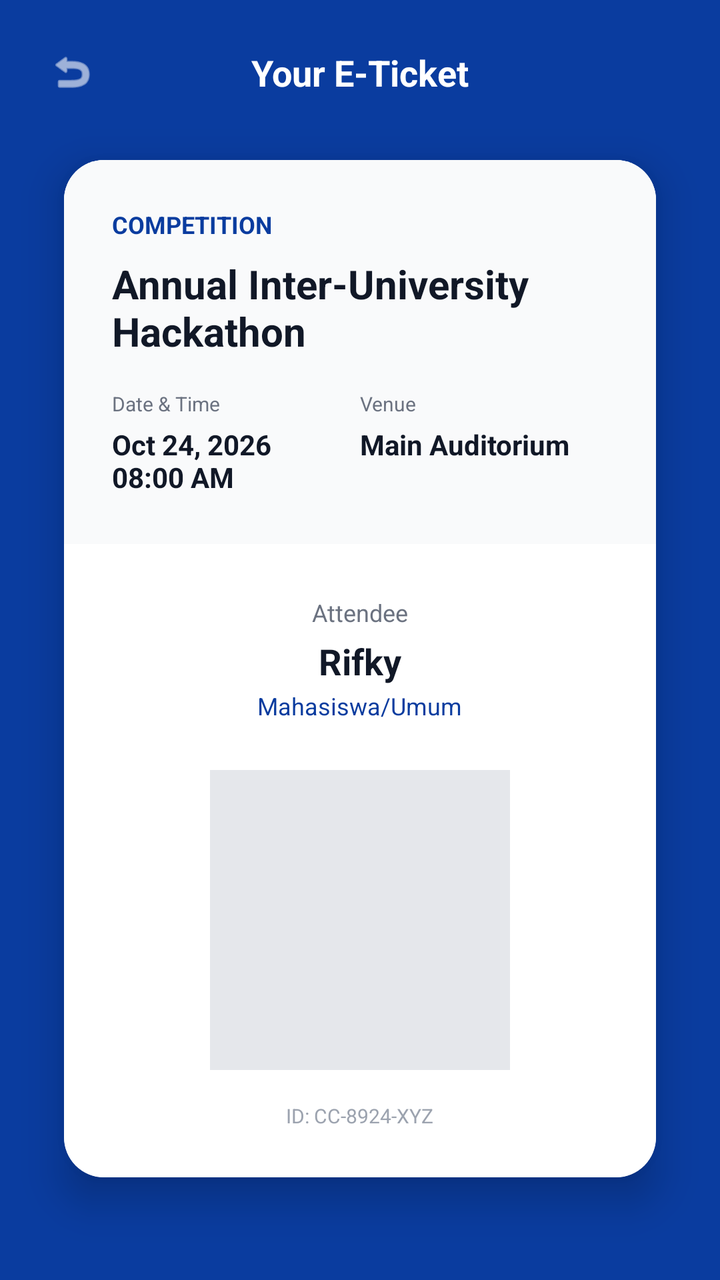
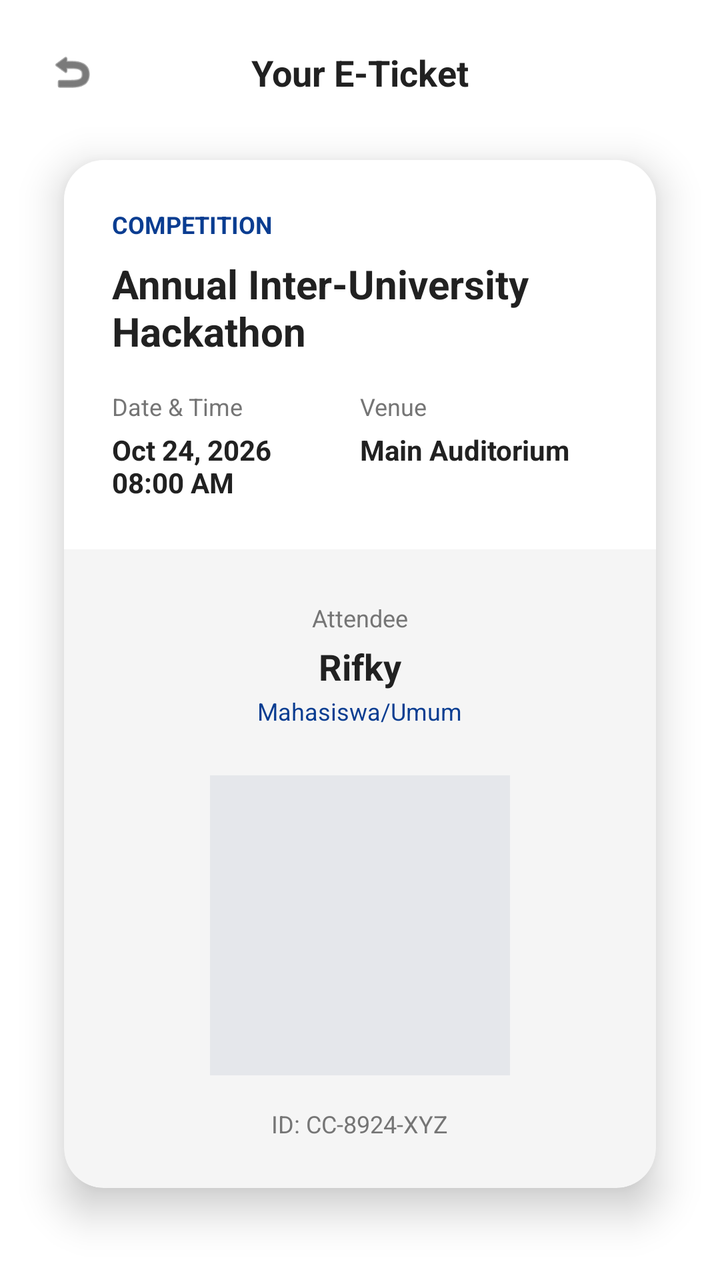

Compare the two renders of this Android layout. The source of the first and the diff that turns it into the second are given below.
<!-- AndroidManifest.xml: application theme Theme.CampusConnectProject -->
<!-- res/layout/activity_ticket.xml -->
<?xml version="1.0" encoding="utf-8"?>
<androidx.constraintlayout.widget.ConstraintLayout
    xmlns:android="http://schemas.android.com/apk/res/android"
    xmlns:app="http://schemas.android.com/apk/res-auto"
    xmlns:tools="http://schemas.android.com/tools"
    android:layout_width="match_parent"
    android:layout_height="match_parent"
    android:background="#0A3C9F"
    tools:context=".ui.mahasiswa.MyTicketActivity">

    
    <ImageView
        android:id="@+id/btnBack"
        android:layout_width="24dp"
        android:layout_height="24dp"
        android:layout_marginStart="24dp"
        android:layout_marginTop="24dp"
        android:src="@android:drawable/ic_menu_revert"
        app:tint="#FFFFFF"
        app:layout_constraintStart_toStartOf="parent"
        app:layout_constraintTop_toTopOf="parent" />

    <TextView
        android:layout_width="wrap_content"
        android:layout_height="wrap_content"
        android:text="Your E-Ticket"
        android:textColor="#FFFFFF"
        android:textSize="18sp"
        android:textStyle="bold"
        app:layout_constraintBottom_toBottomOf="@id/btnBack"
        app:layout_constraintEnd_toEndOf="parent"
        app:layout_constraintStart_toStartOf="parent"
        app:layout_constraintTop_toTopOf="@id/btnBack" />

    
    <androidx.cardview.widget.CardView
        android:layout_width="match_parent"
        android:layout_height="wrap_content"
        android:layout_marginHorizontal="32dp"
        android:layout_marginTop="32dp"
        app:cardCornerRadius="20dp"
        app:cardElevation="12dp"
        app:layout_constraintTop_toBottomOf="@id/btnBack">

        <LinearLayout
            android:layout_width="match_parent"
            android:layout_height="wrap_content"
            android:orientation="vertical"
            android:background="#FFFFFF">

            
            <LinearLayout
                android:layout_width="match_parent"
                android:layout_height="wrap_content"
                android:orientation="vertical"
                android:padding="24dp"
                android:background="#F9FAFB">

                <TextView
                    android:layout_width="wrap_content"
                    android:layout_height="wrap_content"
                    android:text="COMPETITION"
                    android:textColor="#0A3C9F"
                    android:textSize="12sp"
                    android:textStyle="bold"
                    android:layout_marginBottom="8dp"/>

                <TextView
                    android:id="@+id/tvTicketEventName"
                    android:layout_width="match_parent"
                    android:layout_height="wrap_content"
                    android:text="Annual Inter-University Hackathon"
                    android:textColor="#111827"
                    android:textSize="20sp"
                    android:textStyle="bold"
                    android:layout_marginBottom="16dp"/>

                <LinearLayout
                    android:layout_width="match_parent"
                    android:layout_height="wrap_content"
                    android:orientation="horizontal">

                    
                    <LinearLayout
                        android:layout_width="0dp"
                        android:layout_height="wrap_content"
                        android:layout_weight="1"
                        android:orientation="vertical">
                        <TextView
                            android:layout_width="wrap_content"
                            android:layout_height="wrap_content"
                            android:text="Date &amp; Time"
                            android:textColor="#6B7280"
                            android:textSize="10sp" />
                        <TextView
                            android:id="@+id/tvTicketDate"
                            android:layout_width="wrap_content"
                            android:layout_height="wrap_content"
                            android:text="Oct 24, 2026\n08:00 AM"
                            android:textColor="#111827"
                            android:textSize="14sp"
                            android:textStyle="bold"
                            android:layout_marginTop="4dp"/>
                    </LinearLayout>

                    
                    <LinearLayout
                        android:layout_width="0dp"
                        android:layout_height="wrap_content"
                        android:layout_weight="1"
                        android:orientation="vertical">
                        <TextView
                            android:layout_width="wrap_content"
                            android:layout_height="wrap_content"
                            android:text="Venue"
                            android:textColor="#6B7280"
                            android:textSize="10sp" />
                        <TextView
                            android:id="@+id/tvTicketVenue"
                            android:layout_width="wrap_content"
                            android:layout_height="wrap_content"
                            android:text="Main Auditorium"
                            android:textColor="#111827"
                            android:textSize="14sp"
                            android:textStyle="bold"
                            android:layout_marginTop="4dp"/>
                    </LinearLayout>
                </LinearLayout>
            </LinearLayout>

            
            <View
                android:layout_width="match_parent"
                android:layout_height="2dp"
                android:layout_marginHorizontal="16dp"
                android:background="@drawable/bg_dashed_line"
                android:layerType="software" />

            
            <LinearLayout
                android:layout_width="match_parent"
                android:layout_height="wrap_content"
                android:orientation="vertical"
                android:gravity="center_horizontal"
                android:padding="24dp">

                <TextView
                    android:layout_width="wrap_content"
                    android:layout_height="wrap_content"
                    android:text="Attendee"
                    android:textColor="#6B7280"
                    android:textSize="12sp" />

                <TextView
                    android:id="@+id/tvTicketName"
                    android:layout_width="wrap_content"
                    android:layout_height="wrap_content"
                    android:text="Rifky"
                    android:textColor="#111827"
                    android:textSize="18sp"
                    android:textStyle="bold"
                    android:layout_marginTop="4dp"/>

                <TextView
                    android:layout_width="wrap_content"
                    android:layout_height="wrap_content"
                    android:text="Mahasiswa/Umum"
                    android:textColor="#0A3C9F"
                    android:textSize="12sp"
                    android:layout_marginTop="2dp"
                    android:layout_marginBottom="24dp"/>

                
                <ImageView
                    android:id="@+id/ivQRCode"
                    android:layout_width="150dp"
                    android:layout_height="150dp"
                    android:background="#E5E7EB"
                    android:padding="8dp"
                    android:scaleType="centerCrop" />

                <TextView
                    android:id="@+id/tvTicketID"
                    android:layout_width="wrap_content"
                    android:layout_height="wrap_content"
                    android:text="ID: CC-8924-XYZ"
                    android:textColor="#9CA3AF"
                    android:textSize="10sp"
                    android:layout_marginTop="16dp"/>
            </LinearLayout>
        </LinearLayout>
    </androidx.cardview.widget.CardView>

</androidx.constraintlayout.widget.ConstraintLayout>
<!-- resources referenced by this layout -->
<resources>
  <!-- drawable bg_dashed_line (drawable) -->
  <?xml version="1.0" encoding="utf-8"?>
  <shape xmlns:android="http://schemas.android.com/apk/res/android"
      android:shape="line">
      <stroke
          android:width="2dp"
          android:color="#D1D5DB"
          android:dashWidth="8dp"
          android:dashGap="6dp" />
  </shape>
  <style name="Theme.CampusConnectProject" parent="Base.Theme.CampusConnectProject" />
  <style name="Base.Theme.CampusConnectProject" parent="Theme.Material3.DayNight.NoActionBar">
          
          
      </style>
</resources>

<!-- the commit's change to res/layout/activity_ticket.xml (unified diff, before → after) -->
@@ -5,18 +5,18 @@
     xmlns:tools="http://schemas.android.com/tools"
     android:layout_width="match_parent"
     android:layout_height="match_parent"
-    android:background="#0A3C9F"
+    android:background="@color/bg_utama"
     tools:context=".ui.mahasiswa.MyTicketActivity">
 
-    
     <ImageView
         android:id="@+id/btnBack"
         android:layout_width="24dp"
         android:layout_height="24dp"
         android:layout_marginStart="24dp"
         android:layout_marginTop="24dp"
+        android:contentDescription="@null"
         android:src="@android:drawable/ic_menu_revert"
-        app:tint="#FFFFFF"
+        app:tint="@color/teks_utama"
         app:layout_constraintStart_toStartOf="parent"
         app:layout_constraintTop_toTopOf="parent" />
 
@@ -24,7 +24,7 @@
         android:layout_width="wrap_content"
         android:layout_height="wrap_content"
         android:text="Your E-Ticket"
-        android:textColor="#FFFFFF"
+        android:textColor="@color/teks_utama"
         android:textSize="18sp"
         android:textStyle="bold"
         app:layout_constraintBottom_toBottomOf="@id/btnBack"
@@ -32,7 +32,6 @@
         app:layout_constraintStart_toStartOf="parent"
         app:layout_constraintTop_toTopOf="@id/btnBack" />
 
-    
     <androidx.cardview.widget.CardView
         android:layout_width="match_parent"
         android:layout_height="wrap_content"
@@ -40,27 +39,26 @@
         android:layout_marginTop="32dp"
         app:cardCornerRadius="20dp"
         app:cardElevation="12dp"
+        app:cardBackgroundColor="@color/bg_input"
         app:layout_constraintTop_toBottomOf="@id/btnBack">
 
         <LinearLayout
             android:layout_width="match_parent"
             android:layout_height="wrap_content"
-            android:orientation="vertical"
-            android:background="#FFFFFF">
+            android:orientation="vertical">
 
-            
             <LinearLayout
                 android:layout_width="match_parent"
                 android:layout_height="wrap_content"
                 android:orientation="vertical"
                 android:padding="24dp"
-                android:background="#F9FAFB">
+                android:background="@color/bg_utama">
 
                 <TextView
                     android:layout_width="wrap_content"
                     android:layout_height="wrap_content"
                     android:text="COMPETITION"
-                    android:textColor="#0A3C9F"
+                    android:textColor="@color/warna_primer"
                     android:textSize="12sp"
                     android:textStyle="bold"
                     android:layout_marginBottom="8dp"/>
@@ -70,7 +68,7 @@
                     android:layout_width="match_parent"
                     android:layout_height="wrap_content"
                     android:text="Annual Inter-University Hackathon"
-                    android:textColor="#111827"
+                    android:textColor="@color/teks_utama"
                     android:textSize="20sp"
                     android:textStyle="bold"
                     android:layout_marginBottom="16dp"/>
@@ -78,9 +76,9 @@
                 <LinearLayout
                     android:layout_width="match_parent"
                     android:layout_height="wrap_content"
+                    android:baselineAligned="false"
                     android:orientation="horizontal">
 
-                    
                     <LinearLayout
                         android:layout_width="0dp"
                         android:layout_height="wrap_content"
@@ -90,20 +88,19 @@
                             android:layout_width="wrap_content"
                             android:layout_height="wrap_content"
                             android:text="Date &amp; Time"
-                            android:textColor="#6B7280"
-                            android:textSize="10sp" />
+                            android:textColor="@color/teks_sekunder"
+                            android:textSize="12sp" />
                         <TextView
                             android:id="@+id/tvTicketDate"
                             android:layout_width="wrap_content"
                             android:layout_height="wrap_content"
                             android:text="Oct 24, 2026\n08:00 AM"
-                            android:textColor="#111827"
+                            android:textColor="@color/teks_utama"
                             android:textSize="14sp"
                             android:textStyle="bold"
                             android:layout_marginTop="4dp"/>
                     </LinearLayout>
 
-                    
                     <LinearLayout
                         android:layout_width="0dp"
                         android:layout_height="wrap_content"
@@ -113,14 +110,14 @@
                             android:layout_width="wrap_content"
                             android:layout_height="wrap_content"
                             android:text="Venue"
-                            android:textColor="#6B7280"
-                            android:textSize="10sp" />
+                            android:textColor="@color/teks_sekunder"
+                            android:textSize="12sp" />
                         <TextView
                             android:id="@+id/tvTicketVenue"
                             android:layout_width="wrap_content"
                             android:layout_height="wrap_content"
                             android:text="Main Auditorium"
-                            android:textColor="#111827"
+                            android:textColor="@color/teks_utama"
                             android:textSize="14sp"
                             android:textStyle="bold"
                             android:layout_marginTop="4dp"/>
@@ -128,7 +125,6 @@
                 </LinearLayout>
             </LinearLayout>
 
-            
             <View
                 android:layout_width="match_parent"
                 android:layout_height="2dp"
@@ -136,7 +132,6 @@
                 android:background="@drawable/bg_dashed_line"
                 android:layerType="software" />
 
-            
             <LinearLayout
                 android:layout_width="match_parent"
                 android:layout_height="wrap_content"
@@ -148,7 +143,7 @@
                     android:layout_width="wrap_content"
                     android:layout_height="wrap_content"
                     android:text="Attendee"
-                    android:textColor="#6B7280"
+                    android:textColor="@color/teks_sekunder"
                     android:textSize="12sp" />
 
                 <TextView
@@ -156,26 +151,27 @@
                     android:layout_width="wrap_content"
                     android:layout_height="wrap_content"
                     android:text="Rifky"
-                    android:textColor="#111827"
+                    android:textColor="@color/teks_utama"
                     android:textSize="18sp"
                     android:textStyle="bold"
                     android:layout_marginTop="4dp"/>
 
                 <TextView
+                    android:id="@+id/tvTicketRole"
                     android:layout_width="wrap_content"
                     android:layout_height="wrap_content"
                     android:text="Mahasiswa/Umum"
-                    android:textColor="#0A3C9F"
+                    android:textColor="@color/warna_primer"
                     android:textSize="12sp"
                     android:layout_marginTop="2dp"
                     android:layout_marginBottom="24dp"/>
 
-                
                 <ImageView
                     android:id="@+id/ivQRCode"
                     android:layout_width="150dp"
                     android:layout_height="150dp"
-                    android:background="#E5E7EB"
+                    android:background="@color/garis_pembatas"
+                    android:contentDescription="@null"
                     android:padding="8dp"
                     android:scaleType="centerCrop" />
 
@@ -184,8 +180,8 @@
                     android:layout_width="wrap_content"
                     android:layout_height="wrap_content"
                     android:text="ID: CC-8924-XYZ"
-                    android:textColor="#9CA3AF"
-                    android:textSize="10sp"
+                    android:textColor="@color/teks_sekunder"
+                    android:textSize="12sp"
                     android:layout_marginTop="16dp"/>
             </LinearLayout>
         </LinearLayout>
<!-- resource entries referenced after the edit -->
@@ -1,5 +1,11 @@
 <!-- resources referenced by this layout -->
 <resources>
+  <color name="bg_input">#F5F5F5</color>
+  <color name="bg_utama">#FFFFFF</color>
+  <color name="garis_pembatas">#E5E7EB</color>
+  <color name="teks_sekunder">#757575</color>
+  <color name="teks_utama">#212121</color>
+  <color name="warna_primer">#0A3D91</color>
   <!-- drawable bg_dashed_line (drawable) -->
   <?xml version="1.0" encoding="utf-8"?>
   <shape xmlns:android="http://schemas.android.com/apk/res/android"
@@ -12,8 +18,7 @@
   </shape>
   <style name="Theme.CampusConnectProject" parent="Base.Theme.CampusConnectProject" />
   <style name="Base.Theme.CampusConnectProject" parent="Theme.Material3.DayNight.NoActionBar">
-          
-          
+          <item name="android:forceDarkAllowed" tools:targetApi="q">false</item>
       </style>
 </resources>
 
